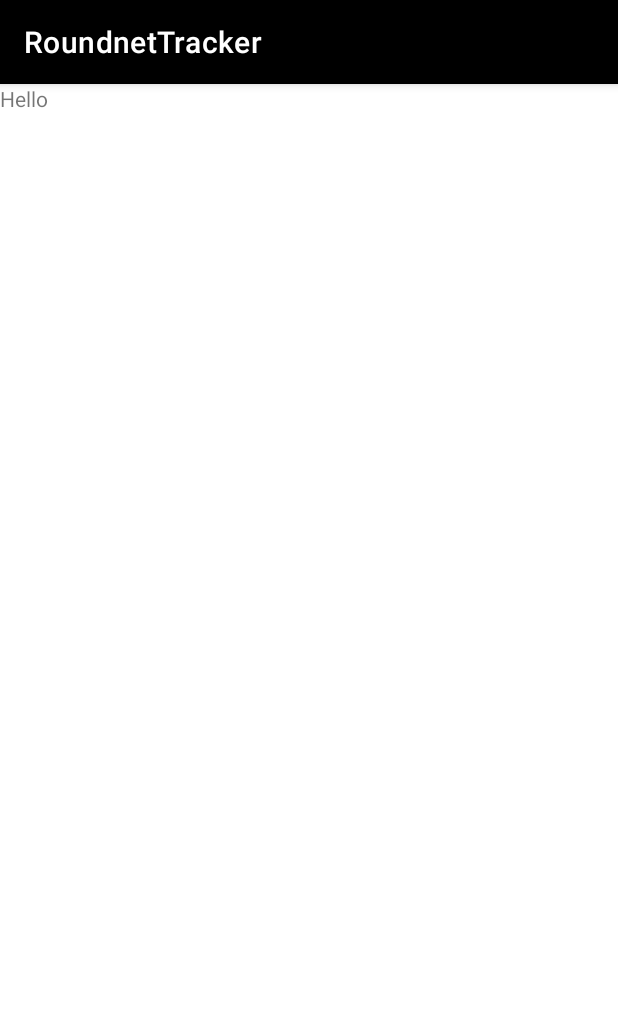
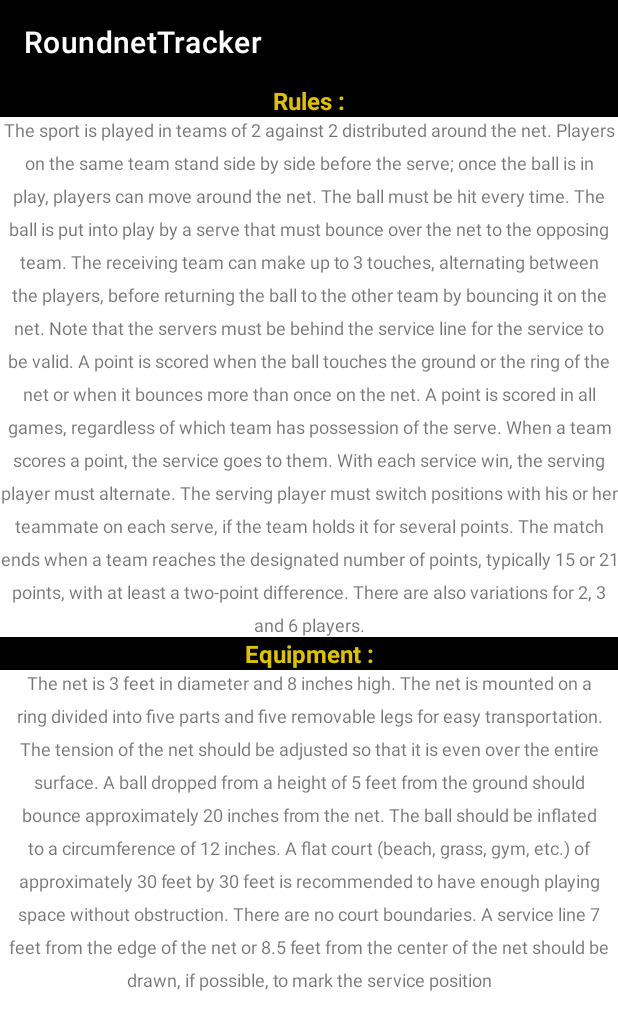
Before and after one commit to BowgartField/roundnet-tracker, an Android app: the fragment RulesFragment shown on its own in the app's theme, on a phone screen of 412 x 824 dp. Shown: the top 1030 px of the screen. Run offline under Robolectric (Android 15) with nearby library versions, the phone set to English and light mode, and no system bars.

Commit message:
rajout des règles

```diff
--- a/app/src/main/res/layout/rules_fragment.xml
+++ b/app/src/main/res/layout/rules_fragment.xml
@@ -5,9 +5,53 @@
     android:layout_height="match_parent"
     tools:context=".ui.rules.RulesFragment">
 
-    <TextView
+    <ScrollView
         android:layout_width="match_parent"
-        android:layout_height="match_parent"
-        android:text="Hello" />
+        android:layout_height="match_parent">
+
+        <LinearLayout
+            android:layout_width="match_parent"
+            android:layout_height="wrap_content"
+            android:orientation="vertical">
+
+            <TextView
+                android:layout_width="match_parent"
+                android:layout_height="wrap_content"
+                android:background="#000000"
+                android:text="@string/RulesTitle"
+                android:textAlignment="center"
+                android:textColor="@color/button_color"
+                android:textSize="16sp"
+                android:textStyle="bold" />
+
+            <TextView
+                android:layout_width="match_parent"
+                android:layout_height="wrap_content"
+                android:lineSpacingExtra="8sp"
+                android:text="@string/Rules"
+                android:textAlignment="center"
+                android:textAllCaps="false"
+                android:textSize="12sp" />
+
+            <TextView
+                android:layout_width="match_parent"
+                android:layout_height="wrap_content"
+                android:background="#000000"
+                android:text="@string/EquipmentTitle"
+                android:textAlignment="center"
+                android:textColor="@color/button_color"
+                android:textSize="16sp"
+                android:textStyle="bold" />
+
+            <TextView
+                android:layout_width="match_parent"
+                android:layout_height="wrap_content"
+                android:lineSpacingExtra="8sp"
+                android:text="@string/Equipment"
+                android:textAlignment="center"
+                android:textSize="12sp" />
+
+        </LinearLayout>
+    </ScrollView>
 
 </FrameLayout>
--- a/app/src/main/res/values/strings.xml
+++ b/app/src/main/res/values/strings.xml
@@ -53,8 +53,24 @@
     <string name="createTeamError">Cannot create empty team</string>
     <string name="createGameError">Cannot create empty Game</string>
 
+    <string name="title_activity_register">RegisterActivity</string>
 
-    <string name="title_activity_register">RegisterActivity</string>
+    <string name="Rules">
+         The sport is played in teams of 2 against 2 distributed around the net. Players on the same team stand side by side before the serve; once the ball is in play, players can move around the net. The ball must be hit every time. The ball is put into play by a serve that must bounce over the net to the opposing team. The receiving team can make up to 3 touches, alternating between the players, before returning the ball to the other team by bouncing it on the net. Note that the servers must be behind the service line for the service to be valid.
+        A point is scored when the ball touches the ground or the ring of the net or when it bounces more than once on the net. A point is scored in all games, regardless of which team has possession of the serve. When a team scores a point, the service goes to them. With each service win, the serving player must alternate. The serving player must switch positions with his or her teammate on each serve, if the team holds it for several points. The match ends when a team reaches the designated number of points, typically 15 or 21 points, with at least a two-point difference.
+        There are also variations for 2, 3 and 6 players.
+        </string>
+    <string name="RulesTitle">Rules : </string>
+    <string name="EquipmentTitle">Equipment :</string>
+    <string name="Equipment">
+        The net is 3 feet in diameter and 8 inches high.
+        The net is mounted on a ring divided into five parts and five removable legs for easy transportation.
+        The tension of the net should be adjusted so that it is even over the entire surface. A ball dropped from a height of 5 feet from the ground should bounce approximately 20 inches from the net.
+        The ball should be inflated to a circumference of 12 inches.
+        A flat court (beach, grass, gym, etc.) of approximately 30 feet by 30 feet is recommended to have enough playing space without obstruction. There are no court boundaries.
+        A service line 7 feet from the edge of the net or 8.5 feet from the center of the net should be drawn, if possible, to mark the service position
+    </string>
+
     <!-- Strings used for fragments for navigation -->
     <string name="first_fragment_label">First Fragment</string>
     <string name="second_fragment_label">Second Fragment</string>
```
Also changed, not shown: app/src/main/java/fr/hamchez/roundnettracker/ui/createGame/CreateGameActivity.java (+4 -16 lines), 1 other file.
